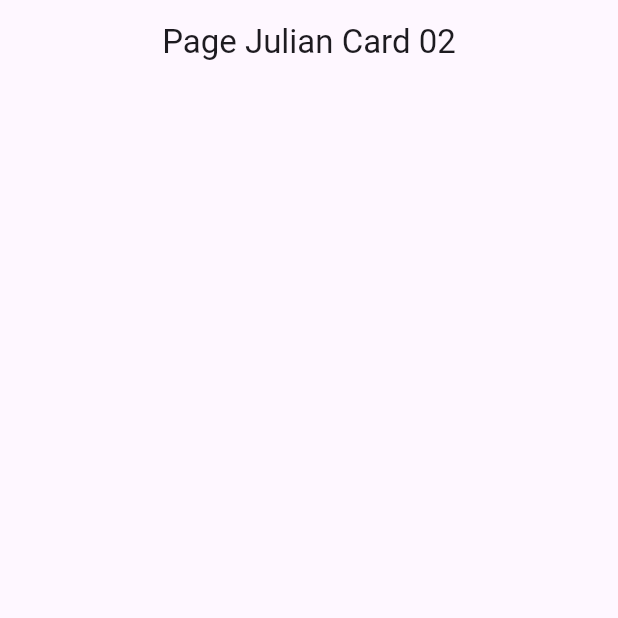
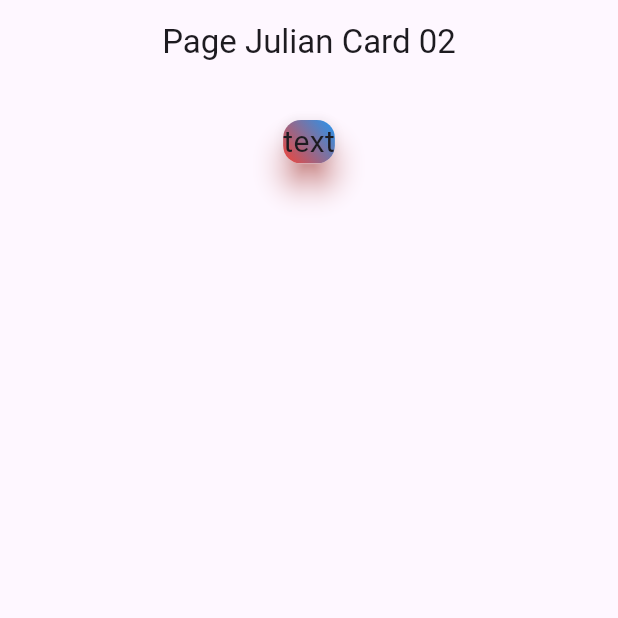
Before and after one commit to Julianarwansah/tugas_week_8_1123150112, a Flutter app: the screen it shows after launch, on a phone screen of 412 x 824 dp, the top half of it. Run offline on Flutter 3.47's test engine with Material 3 defaults, Android fonts, the phone set to English and light mode, and no system bars.

Commit message:
masuk kedalam step 1 menambahkan card

```diff
--- a/lib/pages/page_card_02.dart
+++ b/lib/pages/page_card_02.dart
@@ -13,7 +13,27 @@ class JulPageCard02 extends StatelessWidget {
       body: SingleChildScrollView(
         child: Column(
           children: [
+            Center(
+            ),
             const SizedBox(height: 20),
+            Card(
+              elevation: 8,
+              shadowColor: Colors.red,
+              clipBehavior: Clip.antiAlias,
+              child: Container(
+                decoration: BoxDecoration(
+                  gradient: LinearGradient(
+                    begin: Alignment.topRight,
+                    end: Alignment.bottomLeft,
+                    colors: [Colors.blue, Colors.red],
+                  ),
+                ),
+                child: Text(
+                  "text",
+                  style: TextStyle(fontSize: 20.0),
+                ),
+              ),
+            )
 
           ],
         ),
```
